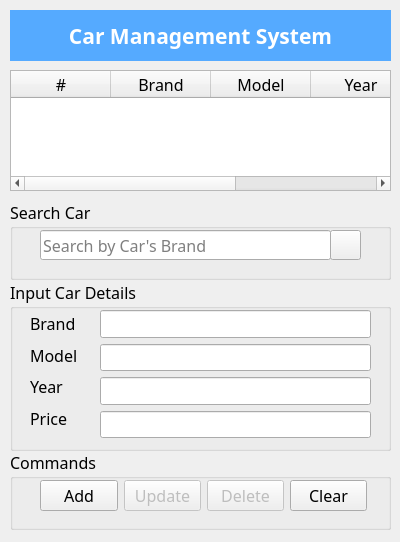
Before: the Qt Designer form cms.ui in Pingaek/car-gui, drawn with Qt 5.
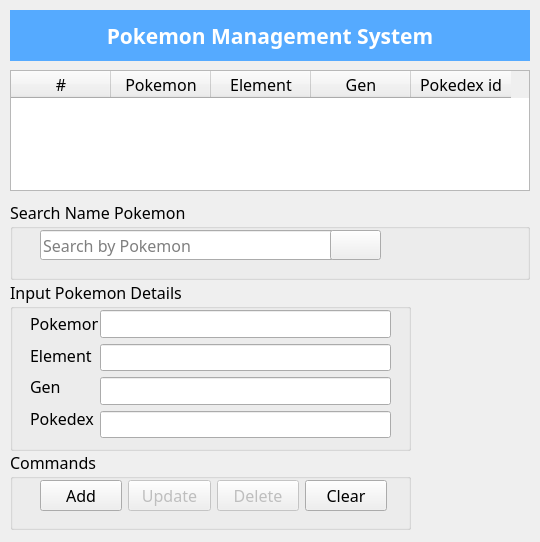
After: the same form once the commit is applied. Icons and pictures are not drawn.

Patch:
```diff
--- a/cms.ui
+++ b/cms.ui
@@ -6,7 +6,7 @@
    <rect>
     <x>0</x>
     <y>0</y>
-    <width>400</width>
+    <width>540</width>
     <height>542</height>
    </rect>
   </property>
@@ -28,7 +28,7 @@
     <rect>
      <x>10</x>
      <y>10</y>
-     <width>381</width>
+     <width>520</width>
      <height>51</height>
     </rect>
    </property>
@@ -44,7 +44,7 @@
 color: rgb(255, 255, 255);</string>
    </property>
    <property name="text">
-    <string>Car Management System</string>
+    <string>Pokemon Management System</string>
    </property>
    <property name="alignment">
     <set>Qt::AlignCenter</set>
@@ -55,7 +55,7 @@
     <rect>
      <x>10</x>
      <y>70</y>
-     <width>381</width>
+     <width>520</width>
      <height>121</height>
     </rect>
    </property>
@@ -72,22 +72,22 @@
    </column>
    <column>
     <property name="text">
-     <string>Brand</string>
+     <string>Pokemon</string>
     </property>
    </column>
    <column>
     <property name="text">
-     <string>Model</string>
+     <string>Element</string>
     </property>
    </column>
    <column>
     <property name="text">
-     <string>Year</string>
+     <string>Gen</string>
     </property>
    </column>
    <column>
     <property name="text">
-     <string>Price</string>
+     <string>Pokedex id</string>
     </property>
    </column>
   </widget>
@@ -96,24 +96,24 @@
     <rect>
      <x>10</x>
      <y>200</y>
-     <width>381</width>
+     <width>520</width>
      <height>80</height>
     </rect>
    </property>
    <property name="title">
-    <string>Search Car</string>
+    <string>Search Name Pokemon</string>
    </property>
    <widget class="QLineEdit" name="txt_search">
     <property name="geometry">
      <rect>
       <x>30</x>
       <y>30</y>
-      <width>291</width>
+      <width>321</width>
       <height>30</height>
      </rect>
     </property>
     <property name="placeholderText">
-     <string>Search by Car's Brand</string>
+     <string>Search by Pokemon</string>
     </property>
    </widget>
    <widget class="QPushButton" name="btn_search">
@@ -121,7 +121,7 @@
      <rect>
       <x>320</x>
       <y>30</y>
-      <width>31</width>
+      <width>51</width>
       <height>30</height>
      </rect>
     </property>
@@ -139,19 +139,19 @@
     <rect>
      <x>10</x>
      <y>280</y>
-     <width>381</width>
+     <width>401</width>
      <height>171</height>
     </rect>
    </property>
    <property name="title">
-    <string>Input Car Details</string>
+    <string>Input Pokemon Details</string>
    </property>
    <widget class="QWidget" name="layoutWidget">
     <property name="geometry">
      <rect>
       <x>20</x>
       <y>30</y>
-      <width>48</width>
+      <width>68</width>
       <height>121</height>
      </rect>
     </property>
@@ -159,28 +159,28 @@
      <item>
       <widget class="QLabel" name="label_2">
        <property name="text">
-        <string>Brand</string>
+        <string>Pokemon</string>
        </property>
       </widget>
      </item>
      <item>
       <widget class="QLabel" name="label_3">
        <property name="text">
-        <string>Model</string>
+        <string>Element</string>
        </property>
       </widget>
      </item>
      <item>
       <widget class="QLabel" name="label_4">
        <property name="text">
-        <string>Year</string>
+        <string>Gen</string>
        </property>
       </widget>
      </item>
      <item>
       <widget class="QLabel" name="label_5">
        <property name="text">
-        <string>Price</string>
+        <string>Pokedex id</string>
        </property>
       </widget>
      </item>
@@ -191,7 +191,7 @@
      <rect>
       <x>90</x>
       <y>30</y>
-      <width>271</width>
+      <width>291</width>
       <height>128</height>
      </rect>
     </property>
@@ -216,7 +216,7 @@
     <rect>
      <x>10</x>
      <y>450</y>
-     <width>381</width>
+     <width>401</width>
      <height>80</height>
     </rect>
    </property>
@@ -228,7 +228,7 @@
      <rect>
       <x>30</x>
       <y>30</y>
-      <width>327</width>
+      <width>347</width>
       <height>32</height>
      </rect>
     </property>
```
Left out of the diff: 2 changed lines with no effect on the pictures.
